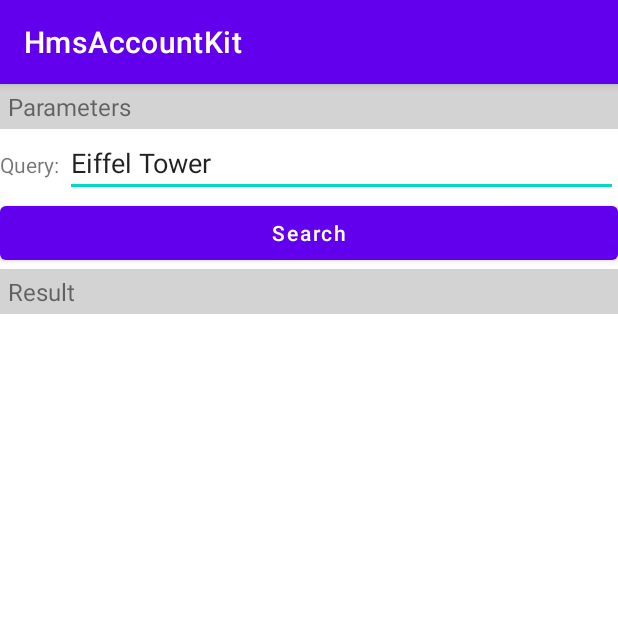
After one commit to srtcayhan/HMSPlayground, an Android app: the SiteActivity screen opened directly, with no data from a screen before it, on a phone screen of 412 x 824 dp, the top half of it. The commit adds this screen. Run offline under Robolectric (Android 15) with nearby library versions, the phone set to English and light mode, and no system bars; libraries missing offline, so code that uses them is left out: com.huawei.hms; 1 statement that could not run was skipped.

Commit message:
site kit implemented

```diff
--- a/app/build.gradle
+++ b/app/build.gradle
@@ -77,5 +77,5 @@ dependencies {
     implementation 'com.huawei.hms:maps:6.0.1.304'
     implementation 'com.huawei.hms:safetydetect:5.0.5.302'
     implementation 'com.huawei.hms:drive:5.0.0.301'
-
+    implementation 'com.huawei.hms:site:6.0.0.300'
 }
--- a/app/src/main/AndroidManifest.xml
+++ b/app/src/main/AndroidManifest.xml
@@ -28,6 +28,9 @@
         android:requestLegacyExternalStorage="true"
         android:theme="@style/Theme.HmsAccountKit"
         android:usesCleartextTraffic="true">
+        <activity
+            android:name=".site.SiteActivity"
+            android:exported="false" />
         <activity
             android:name=".drive.DriveActivity"
             android:exported="false" />
--- a/app/src/main/java/com/example/srtcayhan/hmsaccountkit/MainActivity.kt
+++ b/app/src/main/java/com/example/srtcayhan/hmsaccountkit/MainActivity.kt
@@ -16,6 +16,7 @@ import com.example.srtcayhan.hmsaccountkit.location.LocationActivity
 import com.example.srtcayhan.hmsaccountkit.map.MapActivity
 import com.example.srtcayhan.hmsaccountkit.safetydetect.SafetyDetectActivity
 import com.example.srtcayhan.hmsaccountkit.scan.customizedview.CustomizedViewActivity
+import com.example.srtcayhan.hmsaccountkit.site.SiteActivity
 import com.huawei.hmf.tasks.Task
 import com.huawei.hms.aaid.HmsInstanceId
 import com.huawei.hms.common.ApiException
@@ -87,6 +88,11 @@ class MainActivity : AppCompatActivity() {
         }
         binding.btnDrive.setOnClickListener {
             val intent = Intent(this, DriveActivity::class.java)
+            startActivity(intent)
+        }
+
+        binding.btnSite.setOnClickListener {
+            val intent = Intent(this, SiteActivity::class.java)
             startActivity(intent)
         }
 
--- /dev/null
+++ b/app/src/main/java/com/example/srtcayhan/hmsaccountkit/site/SiteActivity.kt
@@ -0,0 +1,74 @@
+package com.example.srtcayhan.hmsaccountkit.site
+
+import android.os.Bundle
+import android.util.Log
+import android.view.View
+import android.widget.EditText
+import android.widget.TextView
+import androidx.appcompat.app.AppCompatActivity
+import com.example.srtcayhan.hmsaccountkit.R
+import com.huawei.hms.site.api.SearchResultListener
+import com.huawei.hms.site.api.SearchService
+import com.huawei.hms.site.api.SearchServiceFactory
+import com.huawei.hms.site.api.model.*
+import java.io.UnsupportedEncodingException
+import java.net.URLEncoder
+
+
+class SiteActivity : AppCompatActivity() {
+    companion object {
+        private const val TAG = "MainActivity"
+    }
+
+    private lateinit var searchService: SearchService
+    private lateinit var resultTextView: TextView
+    private lateinit var queryInput: EditText
+
+    override fun onCreate(savedInstanceState: Bundle?) {
+        super.onCreate(savedInstanceState)
+        setContentView(R.layout.activity_site)
+
+        try {
+            searchService =
+                SearchServiceFactory.create(this, URLEncoder.encode("CwEAAAAAJo5BV02u3Cu2mxr18WIZKXpQEUF7jSI1oLZOHqvSlmKg1Mg0k8we0IiGORkM0hrIhBauG2vMz6Hw25PNoETSsNzqIYA=", "utf-8"))
+        } catch (e: UnsupportedEncodingException) {
+            Log.e(TAG, "encode apikey error")
+        }
+
+        queryInput = findViewById(R.id.edit_text_text_search_query)
+        resultTextView = findViewById(R.id.response_text_search)
+    }
+
+    fun search(view: View?) {
+        val textSearchRequest = TextSearchRequest()
+        textSearchRequest.query = queryInput.text.toString()
+        textSearchRequest.hwPoiType = HwLocationType.TOWER
+        searchService.textSearch(textSearchRequest, object :
+            SearchResultListener<TextSearchResponse> {
+            override fun onSearchResult(textSearchResponse: TextSearchResponse) {
+                val response = StringBuilder("\n")
+                response.append("success\n")
+                var count = 1
+                var addressDetail: AddressDetail
+                for (site in textSearchResponse.sites) {
+                    addressDetail = site.address
+                    response.append(
+                        String.format(
+                            "[%s]  name: %s, formatAddress: %s, country: %s, countryCode: %s \r\n",
+                            "" + count++, site.name, site.formatAddress,
+                            if (addressDetail == null) "" else addressDetail.country,
+                            if (addressDetail == null) "" else addressDetail.countryCode
+                        )
+                    )
+                }
+                Log.d(TAG, "search result is : $response")
+                resultTextView.text = response.toString()
+            }
+
+            override fun onSearchError(searchStatus: SearchStatus) {
+                Log.e(TAG, "onSearchError is: " + searchStatus.errorCode)
+            }
+        })
+    }
+
+}
--- a/app/src/main/res/layout/activity_main.xml
+++ b/app/src/main/res/layout/activity_main.xml
@@ -142,6 +142,15 @@
                 android:text="Start Drive Activity"
                 android:textAllCaps="false" />
 
+            <androidx.appcompat.widget.AppCompatButton
+                android:id="@+id/btn_site"
+                android:layout_width="match_parent"
+                android:layout_height="wrap_content"
+                android:layout_gravity="center"
+                android:layout_margin="8dp"
+                android:text="Start Site Activity"
+                android:textAllCaps="false" />
+
         </LinearLayout>
     </LinearLayout>
 </ScrollView>
--- /dev/null
+++ b/app/src/main/res/layout/activity_site.xml
@@ -0,0 +1,68 @@
+<?xml version="1.0" encoding="utf-8"?>
+<ScrollView xmlns:android="http://schemas.android.com/apk/res/android"
+    android:layout_width="match_parent"
+    android:layout_height="match_parent"
+    >
+
+    <LinearLayout
+        android:layout_width="match_parent"
+        android:layout_height="wrap_content"
+        android:orientation="vertical">
+
+        <TextView
+            android:layout_width="match_parent"
+            android:layout_height="30dp"
+            android:layout_gravity="bottom"
+            android:background="#D3D3D3"
+            android:gravity="center_vertical"
+            android:paddingLeft="5dp"
+            android:text="Parameters"
+            android:textSize="16sp" />
+
+        <LinearLayout
+            android:layout_width="match_parent"
+            android:layout_height="wrap_content"
+            android:orientation="horizontal">
+
+            <TextView
+                android:layout_width="wrap_content"
+                android:layout_height="wrap_content"
+                android:text="Query: " />
+
+            <EditText
+                android:id="@+id/edit_text_text_search_query"
+                android:layout_width="0dp"
+                android:layout_height="wrap_content"
+                android:layout_weight="1"
+                android:autofillHints=""
+                android:hint=""
+                android:imeOptions="actionGo"
+                android:inputType="text"
+                android:text="Eiffel Tower" />
+        </LinearLayout>
+
+        <Button
+            android:id="@+id/button_text_search"
+            android:layout_width="match_parent"
+            android:layout_height="wrap_content"
+            android:onClick="search"
+            android:text="Search"
+            android:textAllCaps="false" />
+
+        <TextView
+            android:layout_width="match_parent"
+            android:layout_height="30dp"
+            android:layout_gravity="bottom"
+            android:background="#D3D3D3"
+            android:gravity="center_vertical"
+            android:paddingLeft="5dp"
+            android:text="Result"
+            android:textSize="16sp" />
+
+        <TextView
+            android:id="@+id/response_text_search"
+            android:layout_width="wrap_content"
+            android:layout_height="wrap_content"
+            android:textIsSelectable="true" />
+    </LinearLayout>
+</ScrollView>
--- a/app/src/main/res/values/strings.xml
+++ b/app/src/main/res/values/strings.xml
@@ -101,4 +101,5 @@
 
     <string name="action_settings">Settings</string>
 
+
 </resources>
```
